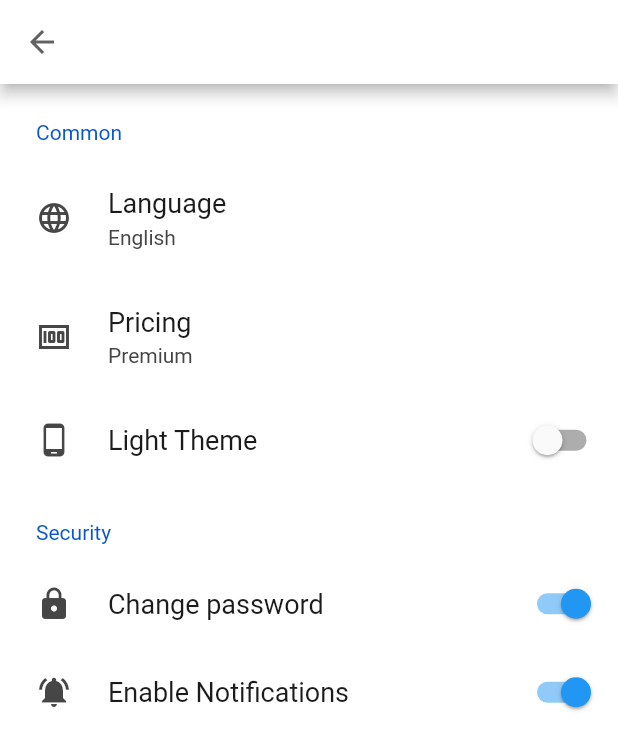
After one commit to danielbotn/foosball_mobile_app, a Flutter app: the Settings screen opened by its route, on a phone screen of 412 x 824 dp. The commit adds this screen. Shown: the top 750 px of the screen. Run offline on Flutter 3.47's test engine with Material 2 defaults, Android fonts, the phone set to English and light mode, and no system bars; drawn by our look-alikes of settings_ui; our stand-ins replace charts_flutter, flutter_dotenv, flutter_login, flutter_secure_storage, jwt_decoder, loading_indicator and 1 more; accounts and stored records are empty; generated files the repository leaves out were written again.

Commit message:
🚧 Added settings screen

```diff
--- /dev/null
+++ b/lib/widgets/Settings.dart
@@ -0,0 +1,76 @@
+import 'package:flutter/material.dart';
+import 'package:settings_ui/settings_ui.dart';
+
+class Settings extends StatefulWidget {
+  Settings({Key? key}) : super(key: key);
+
+  @override
+  _SettingsState createState() => _SettingsState();
+}
+
+class _SettingsState extends State<Settings> {
+  bool isSwitched = false;
+  @override
+  Widget build(BuildContext context) {
+    return Scaffold(
+      appBar: AppBar(
+        iconTheme: IconThemeData(color: Colors.grey[700]),
+        backgroundColor: Colors.white,
+      ),
+      body: Container(
+        child: SettingsList(
+          backgroundColor: Colors.white,
+          sections: [
+            SettingsSection(
+              titlePadding: EdgeInsets.all(20),
+              title: 'Common',
+              tiles: [
+                SettingsTile(
+                  title: 'Language',
+                  subtitle: 'English',
+                  leading: Icon(Icons.language),
+                  onPressed: (BuildContext context) {},
+                ),
+                 SettingsTile(
+                  title: 'Pricing',
+                  subtitle: 'Premium',
+                  leading: Icon(Icons.money),
+                  onPressed: (BuildContext context) {},
+                ),
+                SettingsTile.switchTile(
+                  title: 'Light Theme',
+                  leading: Icon(Icons.phone_android),
+                  switchValue: isSwitched,
+                  onToggle: (value) {
+                    setState(() {
+                      isSwitched = value;
+                    });
+                  },
+                ),
+              ],
+            ),
+            SettingsSection(
+              titlePadding: EdgeInsets.all(20),
+              title: 'Security',
+              tiles: [
+                SettingsTile.switchTile(
+                  title: 'Change password',
+                  leading: Icon(Icons.lock),
+                  switchValue: true,
+                  onToggle: (bool value) {},
+                ),
+                SettingsTile.switchTile(
+                  title: 'Enable Notifications',
+                  enabled: false,
+                  leading: Icon(Icons.notifications_active),
+                  switchValue: true,
+                  onToggle: (value) {},
+                ),
+              ],
+            ),
+          ],
+        ),
+      ),
+    );
+  }
+}
--- a/lib/widgets/drawer_sidebar.dart
+++ b/lib/widgets/drawer_sidebar.dart
@@ -1,5 +1,6 @@
 import 'package:flutter/material.dart';
 import 'package:foosball_mobile_app/state/user_state.dart';
+import 'package:foosball_mobile_app/widgets/Settings.dart';
 
 class DrawerSideBar extends StatelessWidget {
   final UserState userState;
@@ -71,7 +72,10 @@ class DrawerSideBar extends StatelessWidget {
               leading: Icon(Icons.settings),
               title: new Text('$settings'),
               onTap: () {
-                Navigator.pop(context);
+                Navigator.push(
+                  context,
+                  MaterialPageRoute(builder: (context) => Settings()),
+                );
               }),
           new Divider(),
           new ListTile(
--- a/pubspec.yaml
+++ b/pubspec.yaml
@@ -37,6 +37,7 @@ dependencies:
   flutter_mobx: ^2.0.2
   charts_flutter: ^0.11.0
   loading_indicator: ^3.0.2
+  settings_ui: ^1.0.0
 
 dev_dependencies:
   flutter_test:
```
Also changed, not shown: lib/main.dart (+7 -0 lines), lib/route_generator.dart (+7 -1 lines), pubspec.lock.
